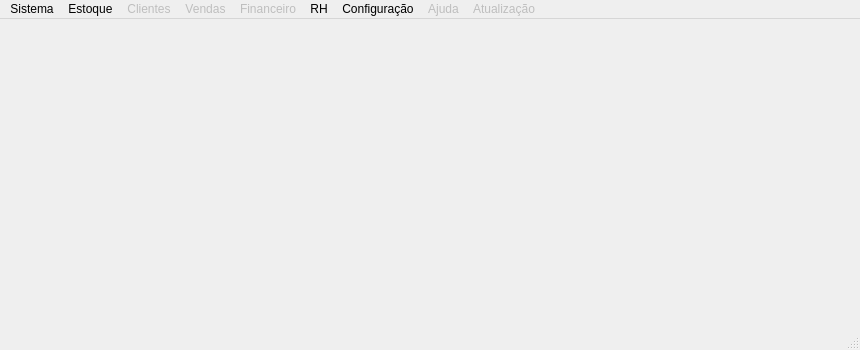
This is ui_code/MainWindow.ui in andersonlrsilva/Controle_de_Estoque as Qt 5 draws it before an edit. The edited form follows.
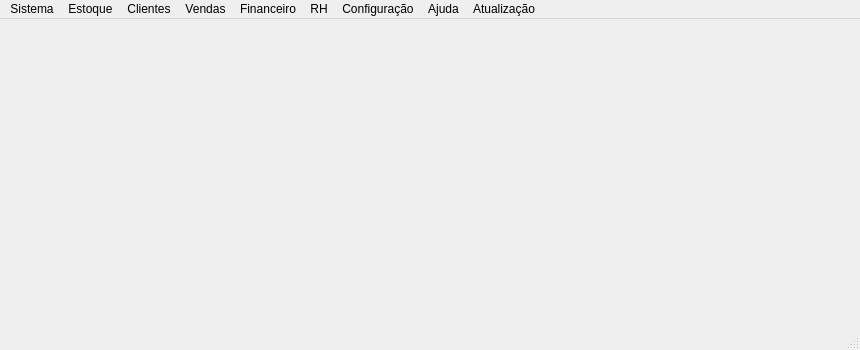
This is the edited form.

The edit to the form file:
```diff
--- a/ui_code/MainWindow.ui
+++ b/ui_code/MainWindow.ui
@@ -57,7 +57,7 @@
    </widget>
    <widget class="QMenu" name="menuVendas">
     <property name="enabled">
-     <bool>false</bool>
+     <bool>true</bool>
     </property>
     <property name="title">
      <string>Vendas</string>
@@ -65,7 +65,7 @@
    </widget>
    <widget class="QMenu" name="menuFinanceiro">
     <property name="enabled">
-     <bool>false</bool>
+     <bool>true</bool>
     </property>
     <property name="title">
      <string>Financeiro</string>
@@ -73,7 +73,7 @@
    </widget>
    <widget class="QMenu" name="menuClientes">
     <property name="enabled">
-     <bool>false</bool>
+     <bool>true</bool>
     </property>
     <property name="title">
      <string>Clientes</string>
@@ -90,7 +90,7 @@
    </widget>
    <widget class="QMenu" name="menuajuda">
     <property name="enabled">
-     <bool>false</bool>
+     <bool>true</bool>
     </property>
     <property name="title">
      <string>Ajuda</string>
@@ -98,13 +98,13 @@
    </widget>
    <widget class="QMenu" name="menuAtualiza_o">
     <property name="enabled">
-     <bool>false</bool>
+     <bool>true</bool>
     </property>
     <property name="title">
      <string>Atualização</string>
     </property>
    </widget>
-   <widget class="QMenu" name="menuconfigura_o">
+   <widget class="QMenu" name="menuconfiguracao">
     <property name="enabled">
      <bool>true</bool>
     </property>
@@ -126,7 +126,7 @@
    <addaction name="menuVendas"/>
    <addaction name="menuFinanceiro"/>
    <addaction name="menuRH"/>
-   <addaction name="menuconfigura_o"/>
+   <addaction name="menuconfiguracao"/>
    <addaction name="menuajuda"/>
    <addaction name="menuAtualiza_o"/>
   </widget>
```
Left out of the diff: 12 changed lines with no effect on the pictures.
